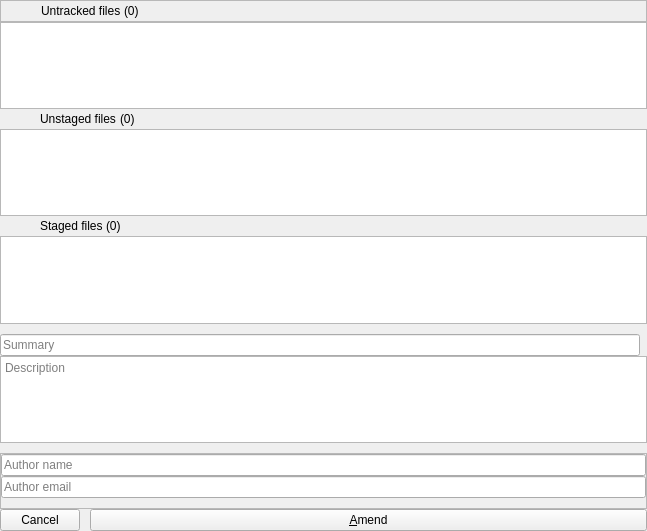
This is src/commits/CommitChangesWidget.ui in francescmm/GitQlient as Qt 5 draws it before an edit. The edited form follows.
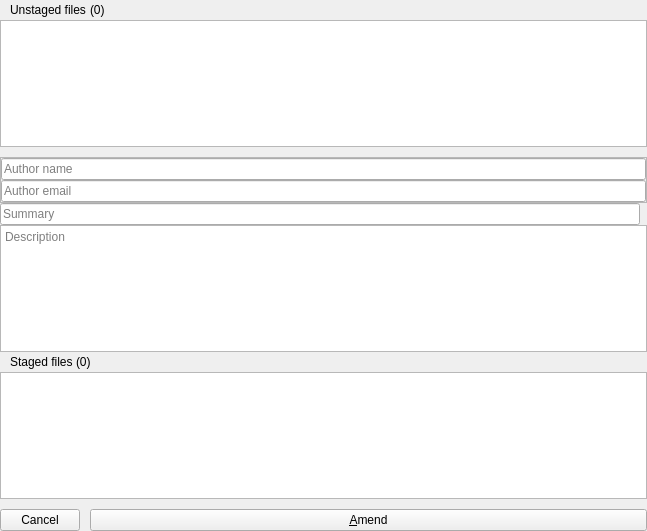
This is the edited form. Icons and pictures are not drawn. Custom widgets are drawn as their Qt base class.

Commit message: Redisigning left panel

Patch:
```diff
--- a/src/commits/CommitChangesWidget.ui
+++ b/src/commits/CommitChangesWidget.ui
@@ -33,9 +33,15 @@
    <property name="spacing">
     <number>0</number>
    </property>
-   <item row="2" column="1" colspan="2">
-    <widget class="ClickableFrame" name="unstagedFiles">
-     <layout class="QHBoxLayout" name="horizontalLayout_3">
+   <item row="5" column="1" colspan="2">
+    <widget class="QFrame" name="amendFrame">
+     <property name="frameShape">
+      <enum>QFrame::StyledPanel</enum>
+     </property>
+     <property name="frameShadow">
+      <enum>QFrame::Raised</enum>
+     </property>
+     <layout class="QVBoxLayout" name="verticalLayout">
       <property name="spacing">
        <number>0</number>
       </property>
@@ -52,134 +58,46 @@
        <number>0</number>
       </property>
       <item>
-       <spacer name="horizontalSpacer_3">
-        <property name="orientation">
-         <enum>Qt::Horizontal</enum>
+       <widget class="QLineEdit" name="leAuthorName">
+        <property name="placeholderText">
+         <string>Author name</string>
         </property>
-        <property name="sizeType">
-         <enum>QSizePolicy::Fixed</enum>
-        </property>
-        <property name="sizeHint" stdset="0">
-         <size>
-          <width>15</width>
-          <height>20</height>
-         </size>
-        </property>
-       </spacer>
-      </item>
-      <item>
-       <widget class="QLabel" name="unstagedIcon">
-        <property name="minimumSize">
-         <size>
-          <width>15</width>
-          <height>15</height>
-         </size>
-        </property>
-        <property name="maximumSize">
-         <size>
-          <width>15</width>
-          <height>15</height>
-         </size>
-        </property>
-        <property name="text">
-         <string/>
-        </property>
-        <property name="pixmap">
-         <pixmap resource="../resources.qrc">:/icons/unstaged</pixmap>
-        </property>
-        <property name="scaledContents">
-         <bool>true</bool>
-        </property>
        </widget>
       </item>
       <item>
-       <spacer name="horizontalSpacer_6">
-        <property name="orientation">
-         <enum>Qt::Horizontal</enum>
+       <widget class="QLineEdit" name="leAuthorEmail">
+        <property name="placeholderText">
+         <string>Author email</string>
         </property>
-        <property name="sizeType">
-         <enum>QSizePolicy::Fixed</enum>
-        </property>
-        <property name="sizeHint" stdset="0">
-         <size>
-          <width>10</width>
-          <height>20</height>
-         </size>
-        </property>
-       </spacer>
-      </item>
-      <item>
-       <widget class="QLabel" name="label">
-        <property name="text">
-         <string>Unstaged files </string>
-        </property>
        </widget>
       </item>
-      <item>
-       <widget class="QLabel" name="lUnstagedCount">
-        <property name="text">
-         <string>(0)</string>
-        </property>
-       </widget>
-      </item>
-      <item>
-       <spacer name="horizontalSpacer_2">
-        <property name="orientation">
-         <enum>Qt::Horizontal</enum>
-        </property>
-        <property name="sizeHint" stdset="0">
-         <size>
-          <width>40</width>
-          <height>20</height>
-         </size>
-        </property>
-       </spacer>
-      </item>
-      <item>
-       <widget class="QLabel" name="unstagedArrow">
-        <property name="minimumSize">
-         <size>
-          <width>15</width>
-          <height>15</height>
-         </size>
-        </property>
-        <property name="maximumSize">
-         <size>
-          <width>15</width>
-          <height>15</height>
-         </size>
-        </property>
-        <property name="text">
-         <string/>
-        </property>
-        <property name="pixmap">
-         <pixmap resource="../resources.qrc">:/icons/arrow_down</pixmap>
-        </property>
-        <property name="scaledContents">
-         <bool>true</bool>
-        </property>
-       </widget>
-      </item>
-      <item>
-       <spacer name="horizontalSpacer_11">
-        <property name="orientation">
-         <enum>Qt::Horizontal</enum>
-        </property>
-        <property name="sizeType">
-         <enum>QSizePolicy::Fixed</enum>
-        </property>
-        <property name="sizeHint" stdset="0">
-         <size>
-          <width>10</width>
-          <height>20</height>
-         </size>
-        </property>
-       </spacer>
-      </item>
      </layout>
     </widget>
    </item>
-   <item row="12" column="1" colspan="2">
+   <item row="10" column="1">
+    <spacer name="verticalSpacer_4">
+     <property name="orientation">
+      <enum>Qt::Vertical</enum>
+     </property>
+     <property name="sizeType">
+      <enum>QSizePolicy::Fixed</enum>
+     </property>
+     <property name="sizeHint" stdset="0">
+      <size>
+       <width>20</width>
+       <height>10</height>
+      </size>
+     </property>
+    </spacer>
+   </item>
+   <item row="6" column="1">
+    <widget class="QLineEdit" name="leCommitTitle">
+     <property name="placeholderText">
+      <string>Summary</string>
+     </property>
+    </widget>
+   </item>
+   <item row="13" column="1" colspan="2">
     <layout class="QHBoxLayout" name="horizontalLayout_4">
      <property name="spacing">
       <number>10</number>
@@ -212,7 +130,23 @@
      </item>
     </layout>
    </item>
-   <item row="5" column="1" colspan="2">
+   <item row="4" column="1">
+    <spacer name="verticalSpacer_2">
+     <property name="orientation">
+      <enum>Qt::Vertical</enum>
+     </property>
+     <property name="sizeType">
+      <enum>QSizePolicy::Fixed</enum>
+     </property>
+     <property name="sizeHint" stdset="0">
+      <size>
+       <width>20</width>
+       <height>10</height>
+      </size>
+     </property>
+    </spacer>
+   </item>
+   <item row="9" column="1" colspan="2">
     <widget class="StagedFilesList" name="stagedFilesList">
      <property name="contextMenuPolicy">
       <enum>Qt::CustomContextMenu</enum>
@@ -222,15 +156,19 @@
      </property>
     </widget>
    </item>
+   <item row="1" column="1" colspan="2">
+    <widget class="QListWidget" name="unstagedFilesList">
+     <property name="contextMenuPolicy">
+      <enum>Qt::CustomContextMenu</enum>
+     </property>
+     <property name="horizontalScrollBarPolicy">
+      <enum>Qt::ScrollBarAsNeeded</enum>
+     </property>
+    </widget>
+   </item>
    <item row="0" column="1" colspan="2">
-    <widget class="ClickableFrame" name="untrackedFiles">
-     <property name="frameShape">
-      <enum>QFrame::StyledPanel</enum>
-     </property>
-     <property name="frameShadow">
-      <enum>QFrame::Raised</enum>
-     </property>
-     <layout class="QHBoxLayout" name="horizontalLayout_2">
+    <widget class="ClickableFrame" name="unstagedFiles">
+     <layout class="QHBoxLayout" name="horizontalLayout_3">
       <property name="spacing">
        <number>0</number>
       </property>
@@ -247,48 +185,7 @@
        <number>0</number>
       </property>
       <item>
-       <spacer name="horizontalSpacer_7">
-        <property name="orientation">
-         <enum>Qt::Horizontal</enum>
-        </property>
-        <property name="sizeType">
-         <enum>QSizePolicy::Fixed</enum>
-        </property>
-        <property name="sizeHint" stdset="0">
-         <size>
-          <width>15</width>
-          <height>20</height>
-         </size>
-        </property>
-       </spacer>
-      </item>
-      <item>
-       <widget class="QLabel" name="untrackedFilesIcon">
-        <property name="minimumSize">
-         <size>
-          <width>15</width>
-          <height>15</height>
-         </size>
-        </property>
-        <property name="maximumSize">
-         <size>
-          <width>15</width>
-          <height>15</height>
-         </size>
-        </property>
-        <property name="text">
-         <string/>
-        </property>
-        <property name="pixmap">
-         <pixmap resource="../resources.qrc">:/icons/untracked</pixmap>
-        </property>
-        <property name="scaledContents">
-         <bool>true</bool>
-        </property>
-       </widget>
-      </item>
-      <item>
-       <spacer name="horizontalSpacer_8">
+       <spacer name="horizontalSpacer_3">
         <property name="orientation">
          <enum>Qt::Horizontal</enum>
         </property>
@@ -304,21 +201,21 @@
        </spacer>
       </item>
       <item>
-       <widget class="QLabel" name="label_3">
+       <widget class="QLabel" name="label">
         <property name="text">
-         <string>Untracked files </string>
+         <string>Unstaged files </string>
         </property>
        </widget>
       </item>
       <item>
-       <widget class="QLabel" name="lUntrackedCount">
+       <widget class="QLabel" name="lUnstagedCount">
         <property name="text">
          <string>(0)</string>
         </property>
        </widget>
       </item>
       <item>
-       <spacer name="horizontalSpacer_9">
+       <spacer name="horizontalSpacer_2">
         <property name="orientation">
          <enum>Qt::Horizontal</enum>
         </property>
@@ -330,148 +227,33 @@
         </property>
        </spacer>
       </item>
-      <item>
-       <widget class="QLabel" name="untrackedArrow">
-        <property name="minimumSize">
-         <size>
-          <width>15</width>
-          <height>15</height>
-         </size>
-        </property>
-        <property name="maximumSize">
-         <size>
-          <width>15</width>
-          <height>15</height>
-         </size>
-        </property>
-        <property name="text">
-         <string/>
-        </property>
-        <property name="pixmap">
-         <pixmap resource="../resources.qrc">:/icons/arrow_down</pixmap>
-        </property>
-        <property name="scaledContents">
-         <bool>true</bool>
-        </property>
-       </widget>
-      </item>
-      <item>
-       <spacer name="horizontalSpacer_10">
-        <property name="orientation">
-         <enum>Qt::Horizontal</enum>
-        </property>
-        <property name="sizeType">
-         <enum>QSizePolicy::Fixed</enum>
-        </property>
-        <property name="sizeHint" stdset="0">
-         <size>
-          <width>10</width>
-          <height>20</height>
-         </size>
-        </property>
-       </spacer>
-      </item>
      </layout>
     </widget>
    </item>
-   <item row="9" column="1">
-    <spacer name="verticalSpacer_4">
-     <property name="orientation">
-      <enum>Qt::Vertical</enum>
-     </property>
-     <property name="sizeType">
-      <enum>QSizePolicy::Fixed</enum>
-     </property>
-     <property name="sizeHint" stdset="0">
-      <size>
-       <width>20</width>
-       <height>10</height>
-      </size>
-     </property>
-    </spacer>
-   </item>
-   <item row="7" column="1">
-    <widget class="QLineEdit" name="leCommitTitle">
-     <property name="placeholderText">
-      <string>Summary</string>
-     </property>
-    </widget>
-   </item>
-   <item row="10" column="1" colspan="2">
-    <widget class="QFrame" name="amendFrame">
-     <property name="frameShape">
-      <enum>QFrame::StyledPanel</enum>
-     </property>
-     <property name="frameShadow">
-      <enum>QFrame::Raised</enum>
-     </property>
-     <layout class="QVBoxLayout" name="verticalLayout">
-      <property name="spacing">
-       <number>0</number>
-      </property>
-      <property name="leftMargin">
-       <number>0</number>
-      </property>
-      <property name="topMargin">
-       <number>0</number>
-      </property>
-      <property name="rightMargin">
-       <number>0</number>
-      </property>
-      <property name="bottomMargin">
-       <number>0</number>
-      </property>
-      <item>
-       <widget class="QLineEdit" name="leAuthorName">
-        <property name="placeholderText">
-         <string>Author name</string>
-        </property>
-       </widget>
-      </item>
-      <item>
-       <widget class="QLineEdit" name="leAuthorEmail">
-        <property name="placeholderText">
-         <string>Author email</string>
-        </property>
-       </widget>
-      </item>
-      <item>
-       <spacer name="verticalSpacer">
-        <property name="orientation">
-         <enum>Qt::Vertical</enum>
-        </property>
-        <property name="sizeType">
-         <enum>QSizePolicy::Fixed</enum>
-        </property>
-        <property name="sizeHint" stdset="0">
-         <size>
-          <width>20</width>
-          <height>10</height>
-         </size>
-        </property>
-       </spacer>
-      </item>
-     </layout>
-    </widget>
-   </item>
-   <item row="7" column="2">
+   <item row="6" column="2">
     <widget class="QLabel" name="lCounter">
      <property name="text">
       <string/>
      </property>
     </widget>
    </item>
-   <item row="1" column="1" colspan="2">
-    <widget class="QListWidget" name="untrackedFilesList">
-     <property name="contextMenuPolicy">
-      <enum>Qt::CustomContextMenu</enum>
+   <item row="7" column="1" colspan="2">
+    <widget class="QTextEdit" name="teDescription">
+     <property name="lineWrapMode">
+      <enum>QTextEdit::WidgetWidth</enum>
      </property>
-     <property name="horizontalScrollBarPolicy">
-      <enum>Qt::ScrollBarAsNeeded</enum>
+     <property name="readOnly">
+      <bool>false</bool>
+     </property>
+     <property name="acceptRichText">
+      <bool>false</bool>
+     </property>
+     <property name="placeholderText">
+      <string>Description</string>
      </property>
     </widget>
    </item>
-   <item row="4" column="1" colspan="2">
+   <item row="8" column="1" colspan="2">
     <widget class="ClickableFrame" name="stagedFiles">
      <layout class="QHBoxLayout" name="horizontalLayout">
       <property name="spacing">
@@ -499,47 +281,6 @@
         </property>
         <property name="sizeHint" stdset="0">
          <size>
-          <width>15</width>
-          <height>20</height>
-         </size>
-        </property>
-       </spacer>
-      </item>
-      <item>
-       <widget class="QLabel" name="stagedFilesIcon">
-        <property name="minimumSize">
-         <size>
-          <width>15</width>
-          <height>15</height>
-         </size>
-        </property>
-        <property name="maximumSize">
-         <size>
-          <width>15</width>
-          <height>15</height>
-         </size>
-        </property>
-        <property name="text">
-         <string/>
-        </property>
-        <property name="pixmap">
-         <pixmap resource="../resources.qrc">:/icons/staged</pixmap>
-        </property>
-        <property name="scaledContents">
-         <bool>true</bool>
-        </property>
-       </widget>
-      </item>
-      <item>
-       <spacer name="horizontalSpacer_5">
-        <property name="orientation">
-         <enum>Qt::Horizontal</enum>
-        </property>
-        <property name="sizeType">
-         <enum>QSizePolicy::Fixed</enum>
-        </property>
-        <property name="sizeHint" stdset="0">
-         <size>
           <width>10</width>
           <height>20</height>
          </size>
@@ -573,92 +314,9 @@
         </property>
        </spacer>
       </item>
-      <item>
-       <widget class="QLabel" name="stagedArrow">
-        <property name="minimumSize">
-         <size>
-          <width>15</width>
-          <height>15</height>
-         </size>
-        </property>
-        <property name="maximumSize">
-         <size>
-          <width>15</width>
-          <height>15</height>
-         </size>
-        </property>
-        <property name="text">
-         <string/>
-        </property>
-        <property name="pixmap">
-         <pixmap resource="../resources.qrc">:/icons/arrow_down</pixmap>
-        </property>
-        <property name="scaledContents">
-         <bool>true</bool>
-        </property>
-       </widget>
-      </item>
-      <item>
-       <spacer name="horizontalSpacer_12">
-        <property name="orientation">
-         <enum>Qt::Horizontal</enum>
-        </property>
-        <property name="sizeType">
-         <enum>QSizePolicy::Fixed</enum>
-        </property>
-        <property name="sizeHint" stdset="0">
-         <size>
-          <width>10</width>
-          <height>20</height>
-         </size>
-        </property>
-       </spacer>
-      </item>
      </layout>
     </widget>
    </item>
-   <item row="6" column="1">
-    <spacer name="verticalSpacer_2">
-     <property name="orientation">
-      <enum>Qt::Vertical</enum>
-     </property>
-     <property name="sizeType">
-      <enum>QSizePolicy::Fixed</enum>
-     </property>
-     <property name="sizeHint" stdset="0">
-      <size>
-       <width>20</width>
-       <height>10</height>
-      </size>
-     </property>
-    </spacer>
-   </item>
-   <item row="8" column="1" colspan="2">
-    <widget class="QTextEdit" name="teDescription">
-     <property name="lineWrapMode">
-      <enum>QTextEdit::WidgetWidth</enum>
-     </property>
-     <property name="readOnly">
-      <bool>false</bool>
-     </property>
-     <property name="acceptRichText">
-      <bool>false</bool>
-     </property>
-     <property name="placeholderText">
-      <string>Description</string>
-     </property>
-    </widget>
-   </item>
-   <item row="3" column="1" colspan="2">
-    <widget class="QListWidget" name="unstagedFilesList">
-     <property name="contextMenuPolicy">
-      <enum>Qt::CustomContextMenu</enum>
-     </property>
-     <property name="horizontalScrollBarPolicy">
-      <enum>Qt::ScrollBarAsNeeded</enum>
-     </property>
-    </widget>
-   </item>
   </layout>
  </widget>
  <layoutdefault spacing="6" margin="11"/>
```
Left out of the diff: 6 changed lines with no effect on the pictures. The commit also changes 14 other files.
